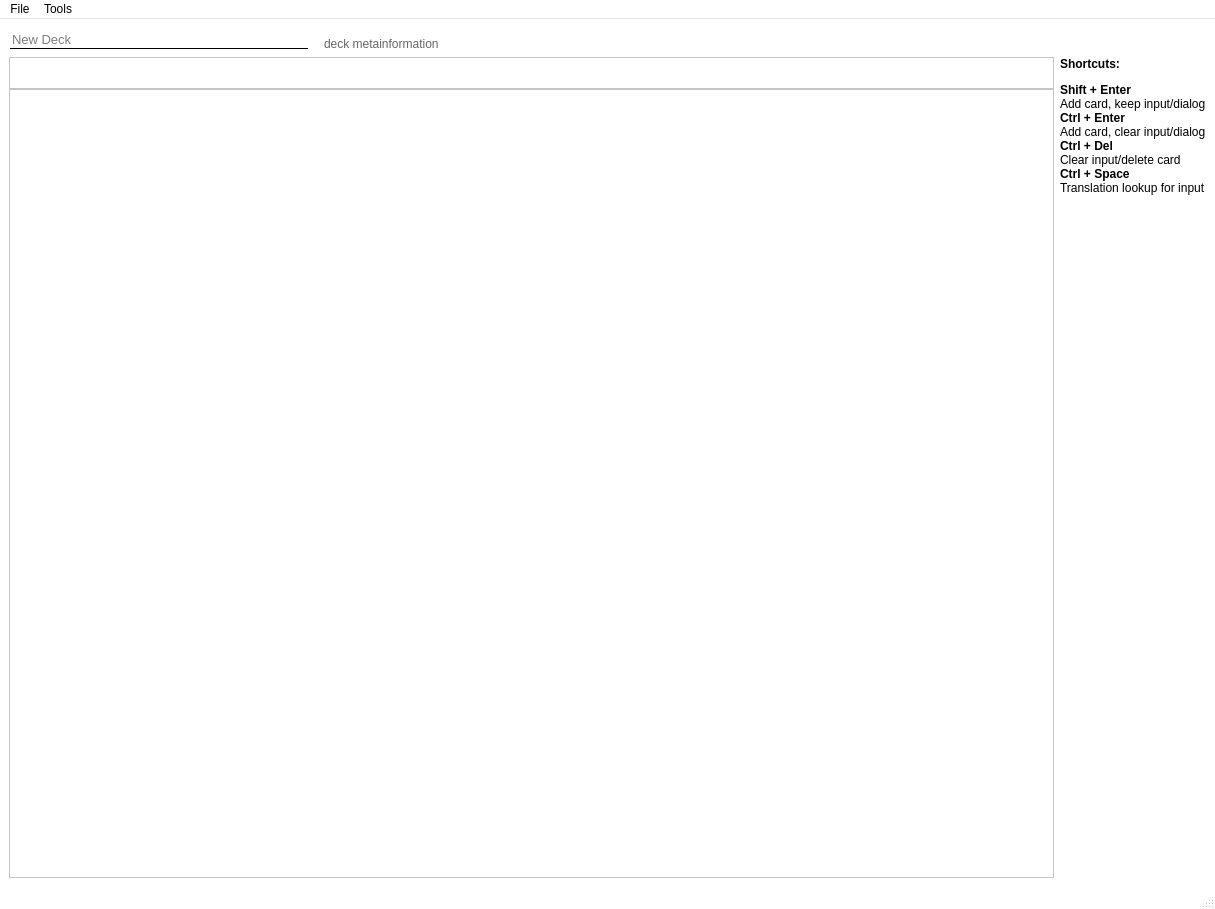
This is ui/main_window/main_window.ui in KrusnikViers/Lexicanum as Qt 5 draws it before an edit. The edited form follows.
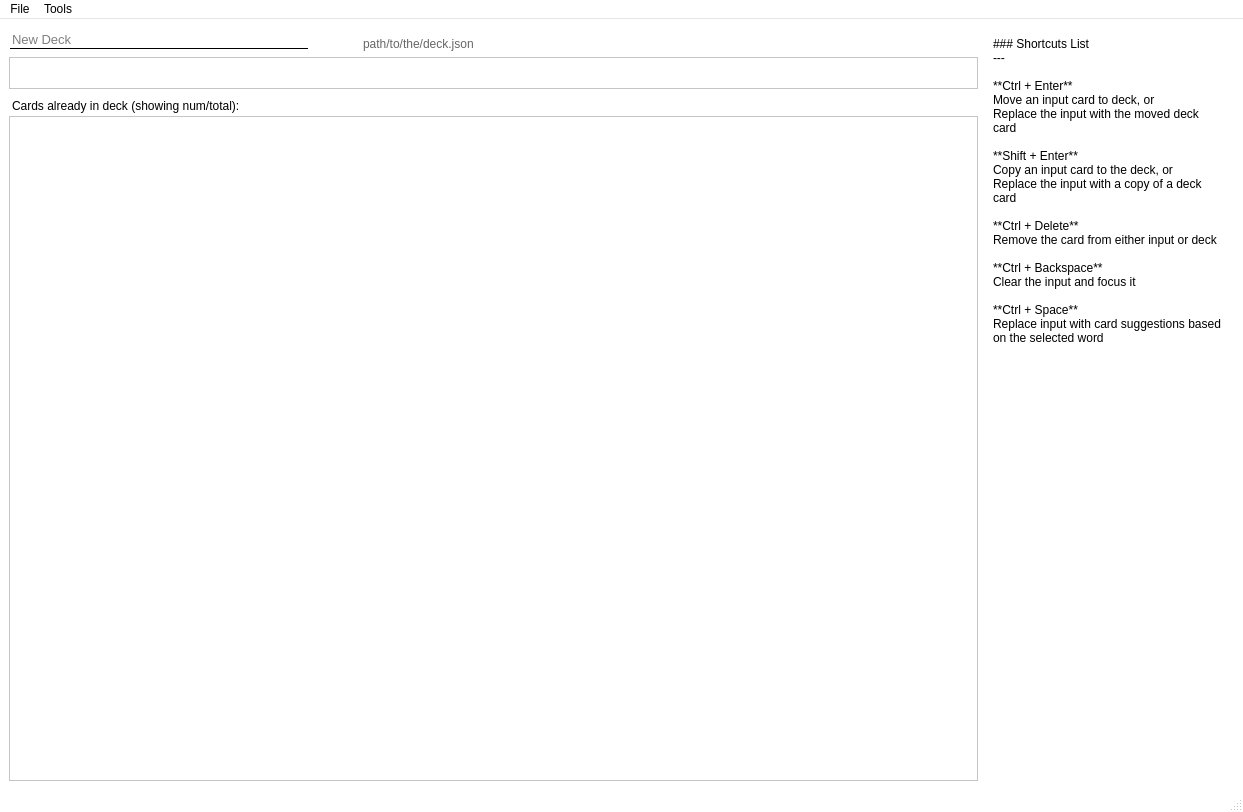
This is the edited form.

Diff of the .ui file:
```diff
--- a/ui/main_window/main_window.ui
+++ b/ui/main_window/main_window.ui
@@ -6,8 +6,8 @@
    <rect>
     <x>0</x>
     <y>0</y>
-    <width>1215</width>
-    <height>909</height>
+    <width>1243</width>
+    <height>812</height>
    </rect>
   </property>
   <property name="minimumSize">
@@ -85,11 +85,8 @@
   </property>
   <widget class="QWidget" name="main_widget">
    <layout class="QGridLayout" name="main_layout">
-    <property name="horizontalSpacing">
-     <number>0</number>
-    </property>
-    <item row="0" column="0" colspan="3">
-     <layout class="QHBoxLayout" name="_project_layout">
+    <item row="0" column="0">
+     <layout class="QHBoxLayout" name="_deck_info_layout">
       <property name="spacing">
        <number>15</number>
       </property>
@@ -126,12 +123,22 @@
        </widget>
       </item>
       <item>
-       <widget class="QLabel" name="deck_info">
+       <widget class="QToolButton" name="deck_info_save_button">
+        <property name="text">
+         <string/>
+        </property>
+        <property name="autoRaise">
+         <bool>true</bool>
+        </property>
+       </widget>
+      </item>
+      <item>
+       <widget class="QLabel" name="deck_info_path_label">
         <property name="styleSheet">
          <string notr="true">color: #666</string>
         </property>
         <property name="text">
-         <string>deck metainformation</string>
+         <string>path/to/the/deck.json</string>
         </property>
         <property name="alignment">
          <set>Qt::AlignBottom|Qt::AlignLeading|Qt::AlignLeft</set>
@@ -152,7 +159,7 @@
        </spacer>
       </item>
       <item>
-       <widget class="QToolButton" name="tbutton_toggle_sidebar">
+       <widget class="QToolButton" name="deck_info_toggle_sidebar_button">
         <property name="autoRaise">
          <bool>true</bool>
         </property>
@@ -166,7 +173,13 @@
        <number>0</number>
       </property>
       <item>
-       <widget class="QTableView" name="input_table_view_placeholder">
+       <widget class="QTableView" name="cards_table_input_placeholder">
+        <property name="sizePolicy">
+         <sizepolicy hsizetype="Expanding" vsizetype="Maximum">
+          <horstretch>0</horstretch>
+          <verstretch>1</verstretch>
+         </sizepolicy>
+        </property>
         <property name="maximumSize">
          <size>
           <width>16777215</width>
@@ -176,45 +189,80 @@
        </widget>
       </item>
       <item>
-       <widget class="QTableView" name="cards_table_view_placeholder"/>
+       <widget class="QLabel" name="cards_table_deck_stats">
+        <property name="styleSheet">
+         <string notr="true">padding-top: 10px;
+padding-bottom: 3px;</string>
+        </property>
+        <property name="text">
+         <string>Cards already in deck (showing num/total):</string>
+        </property>
+       </widget>
+      </item>
+      <item>
+       <widget class="QTableView" name="cards_table_overview_placeholder">
+        <property name="sizePolicy">
+         <sizepolicy hsizetype="Expanding" vsizetype="MinimumExpanding">
+          <horstretch>0</horstretch>
+          <verstretch>0</verstretch>
+         </sizepolicy>
+        </property>
+        <property name="minimumSize">
+         <size>
+          <width>0</width>
+          <height>150</height>
+         </size>
+        </property>
+       </widget>
       </item>
      </layout>
     </item>
-    <item row="1" column="1">
-     <widget class="QWidget" name="right_sidebar" native="true">
-      <layout class="QGridLayout" name="_layout">
-       <property name="leftMargin">
-        <number>6</number>
-       </property>
-       <property name="topMargin">
-        <number>0</number>
-       </property>
-       <property name="rightMargin">
-        <number>0</number>
-       </property>
-       <property name="bottomMargin">
-        <number>0</number>
-       </property>
-       <item row="1" column="0">
-        <spacer name="_spacer_3">
-         <property name="orientation">
-          <enum>Qt::Vertical</enum>
-         </property>
-         <property name="sizeHint" stdset="0">
-          <size>
-           <width>0</width>
-           <height>0</height>
-          </size>
-         </property>
-        </spacer>
-       </item>
-       <item row="0" column="0">
-        <widget class="QLabel" name="_help_label">
+    <item row="0" column="1" rowspan="2">
+     <widget class="QWidget" name="sidebar_widget" native="true">
+      <property name="sizePolicy">
+       <sizepolicy hsizetype="Maximum" vsizetype="Preferred">
+        <horstretch>0</horstretch>
+        <verstretch>0</verstretch>
+       </sizepolicy>
+      </property>
+      <property name="maximumSize">
+       <size>
+        <width>250</width>
+        <height>16777215</height>
+       </size>
+      </property>
+      <layout class="QVBoxLayout" name="_sidebar_layout">
+       <item>
+        <widget class="QLabel" name="sidebar_shortcuts_label">
          <property name="text">
-          <string>&lt;html&gt;&lt;head/&gt;&lt;body&gt;&lt;p&gt;&lt;span style=&quot; font-weight:700;&quot;&gt;Shortcuts:&lt;/span&gt;&lt;/p&gt;&lt;p&gt;&lt;span style=&quot; font-weight:700;&quot;&gt;Shift + Enter&lt;br/&gt;&lt;/span&gt;Add card, keep input/dialog&lt;br/&gt;&lt;span style=&quot; font-weight:700;&quot;&gt;Ctrl + Enter&lt;br/&gt;&lt;/span&gt;Add card, clear input/dialog&lt;br/&gt;&lt;span style=&quot; font-weight:700;&quot;&gt;Ctrl + Del&lt;br/&gt;&lt;/span&gt;Clear input/delete card&lt;br/&gt;&lt;span style=&quot; font-weight:700;&quot;&gt;Ctrl + Space&lt;br/&gt;&lt;/span&gt;Translation lookup for input&lt;/p&gt;&lt;/body&gt;&lt;/html&gt;</string>
+          <string>### Shortcuts List
+---
+
+**Ctrl + Enter**  
+Move an input card to deck, or  
+Replace the input with the moved deck card
+
+**Shift + Enter**  
+Copy an input card to the deck, or  
+Replace the input with a copy of a deck card
+
+**Ctrl + Delete**   
+Remove the card from either input or deck
+
+**Ctrl + Backspace**  
+Clear the input and focus it
+
+**Ctrl + Space**  
+Replace input with card suggestions based on the selected word</string>
          </property>
          <property name="textFormat">
-          <enum>Qt::AutoText</enum>
+          <enum>Qt::MarkdownText</enum>
+         </property>
+         <property name="alignment">
+          <set>Qt::AlignLeading|Qt::AlignLeft|Qt::AlignTop</set>
+         </property>
+         <property name="wordWrap">
+          <bool>true</bool>
          </property>
         </widget>
        </item>
@@ -229,11 +277,11 @@
     <rect>
      <x>0</x>
      <y>0</y>
-     <width>1215</width>
+     <width>1243</width>
      <height>22</height>
     </rect>
    </property>
-   <widget class="QMenu" name="_menu_deck">
+   <widget class="QMenu" name="_top_menu_file">
     <property name="title">
      <string>File</string>
     </property>
@@ -243,14 +291,14 @@
     <addaction name="menu_save_as"/>
     <addaction name="menu_export"/>
    </widget>
-   <widget class="QMenu" name="_menu_tools">
+   <widget class="QMenu" name="_top_menu_tools">
     <property name="title">
      <string>Tools</string>
     </property>
     <addaction name="menu_toggle_sidebar"/>
    </widget>
-   <addaction name="_menu_deck"/>
-   <addaction name="_menu_tools"/>
+   <addaction name="_top_menu_file"/>
+   <addaction name="_top_menu_tools"/>
   </widget>
   <action name="menu_save">
    <property name="text">
```
Left out of the diff: 47 changed lines with no effect on the pictures.
